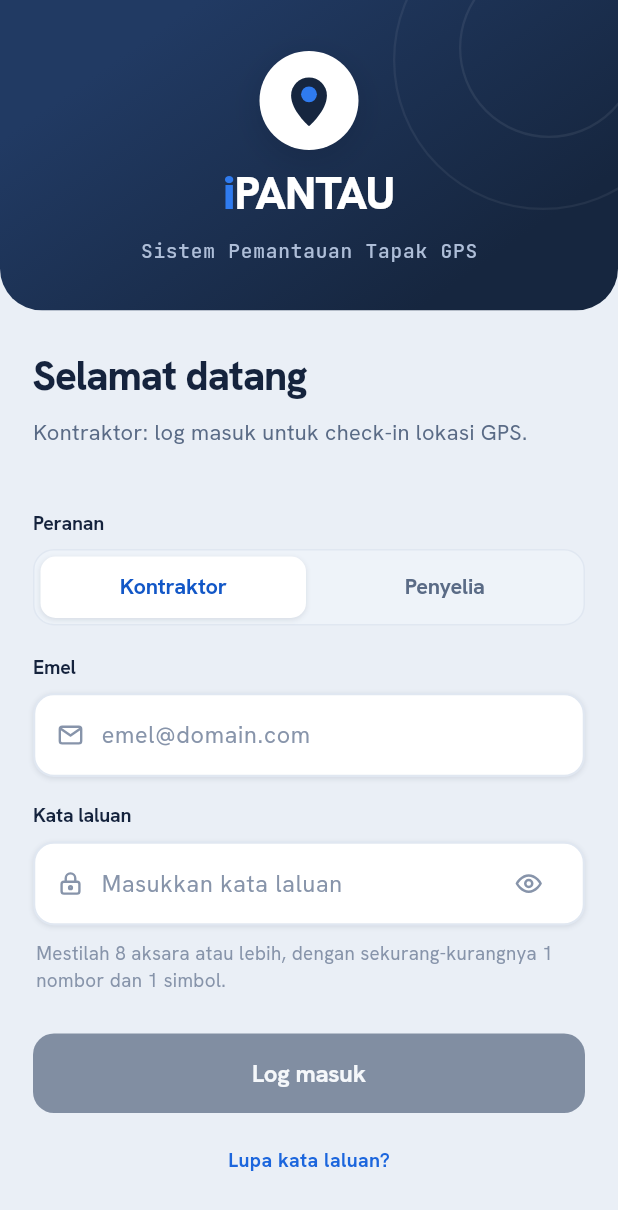
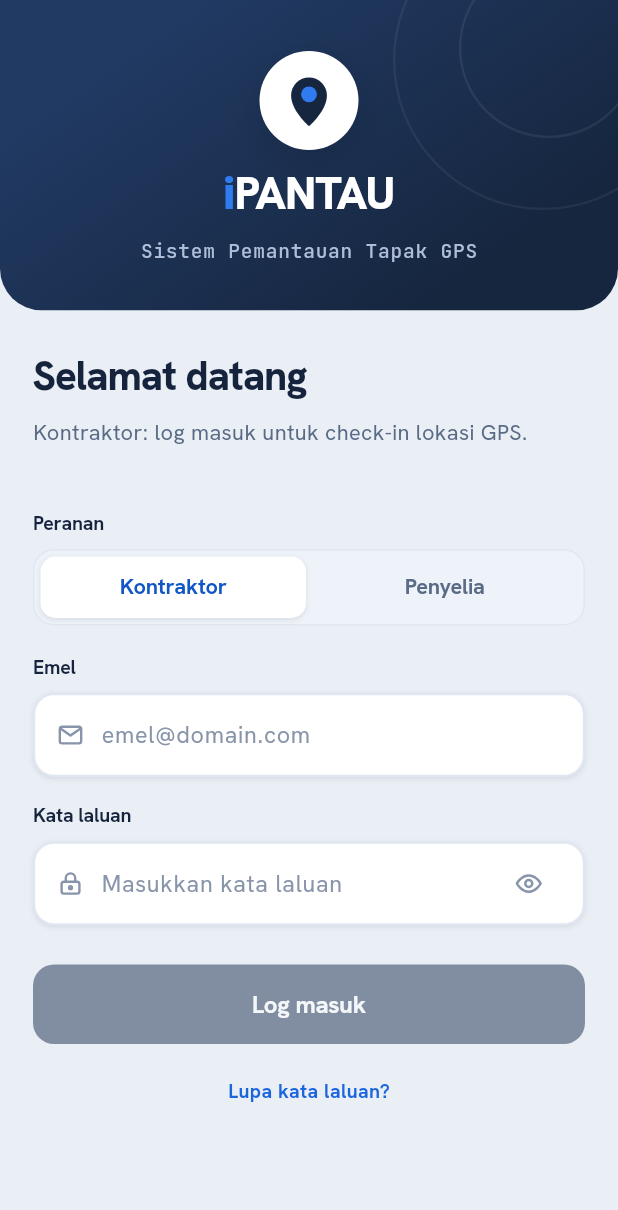
Before and after one commit to izzahff/ipantau-mobile-app, a Flutter app: the screen it shows after launch, on a phone screen of 412 x 824 dp. Shown: the top 1210 px of the screen. Run offline on Flutter 3.47's test engine with Material 3 defaults, Android fonts, the phone set to English and light mode, and no system bars; our stand-ins replace flutter_map, flutter_svg, geolocator, google_fonts, image_picker, latlong2 and 3 more; missing offline and left inert: dart:html.

Commit message:
fix: drop password rules hint from login, add OSM attribution
The login hint listed only part of the password rules and confused users
whose existing passwords predate them. The full checklist stays on the
change and reset password screens. Maps now credit OpenStreetMap as its
licence requires. Bump to 2.0.1+3.

Co-Authored-By: Claude Opus 5.5 <noreply@anthropic.com>
Claude-Session: https://claude.ai/code/session_01KZc47f2cgBF3fYJj2W1Gh4

```diff
--- a/lib/screens/auth/login_screen.dart
+++ b/lib/screens/auth/login_screen.dart
@@ -122,13 +122,6 @@ class _LoginScreenState extends State<LoginScreen> {
                       onTap: () => setState(() => _showPassword = !_showPassword),
                     ),
                   ),
-                  Padding(
-                    padding: const EdgeInsets.fromLTRB(2, 10, 2, 0),
-                    child: Text(
-                      'Mestilah 8 aksara atau lebih, dengan sekurang-kurangnya 1 nombor dan 1 simbol.',
-                      style: TextStyle(fontSize: 12.5, color: c.text3, height: 1.45),
-                    ),
-                  ),
                   Consumer<AuthProvider>(
                     builder: (context, auth, _) => auth.error == null
                         ? const SizedBox.shrink()
--- a/lib/screens/shared/checkin_screen.dart
+++ b/lib/screens/shared/checkin_screen.dart
@@ -286,6 +286,7 @@ class _CheckinScreenState extends State<CheckinScreen> {  final MapController _m
                           'https://tile.openstreetmap.org/{z}/{x}/{y}.png',
                       userAgentPackageName: 'ipantau',
                     ),
+                    const SimpleAttributionWidget(source: Text('OpenStreetMap contributors')),
                     MarkerLayer(
                       markers: [
                         Marker(
@@ -771,6 +772,7 @@ class _CheckinScreenState extends State<CheckinScreen> {  final MapController _m
             options: MapOptions(initialCenter: site, initialZoom: 16),
             children: [
               TileLayer(urlTemplate: 'https://tile.openstreetmap.org/{z}/{x}/{y}.png', userAgentPackageName: 'ipantau'),
+              const SimpleAttributionWidget(source: Text('OpenStreetMap contributors')),
               CircleLayer(circles: [
                 CircleMarker(
                   point: site,
--- a/lib/screens/shared/laporan_butiran_screen.dart
+++ b/lib/screens/shared/laporan_butiran_screen.dart
@@ -361,6 +361,7 @@ Future<void> showSiteMapSheet(BuildContext context, {required String title, requ
           options: MapOptions(initialCenter: point, initialZoom: 16),
           children: [
             TileLayer(urlTemplate: 'https://tile.openstreetmap.org/{z}/{x}/{y}.png', userAgentPackageName: 'ipantau'),
+            const SimpleAttributionWidget(source: Text('OpenStreetMap contributors')),
             MarkerLayer(markers: [
               Marker(point: point, width: 40, height: 40, child: IpIcon('pin', size: 36, color: ctx.ip.crimson600)),
             ]),
--- a/pubspec.yaml
+++ b/pubspec.yaml
@@ -16,7 +16,7 @@ publish_to: 'none' # Remove this line if you wish to publish to pub.dev
 # https://developer.apple.com/library/archive/documentation/General/Reference/InfoPlistKeyReference/Articles/CoreFoundationKeys.html
 # In Windows, build-name is used as the major, minor, and patch parts
 # of the product and file versions while build-number is used as the build suffix.
-version: 2.0.0+2
+version: 2.0.1+3
 
 environment:
   sdk: ^3.11.5
```
Also changed, not shown: 1 other file.
